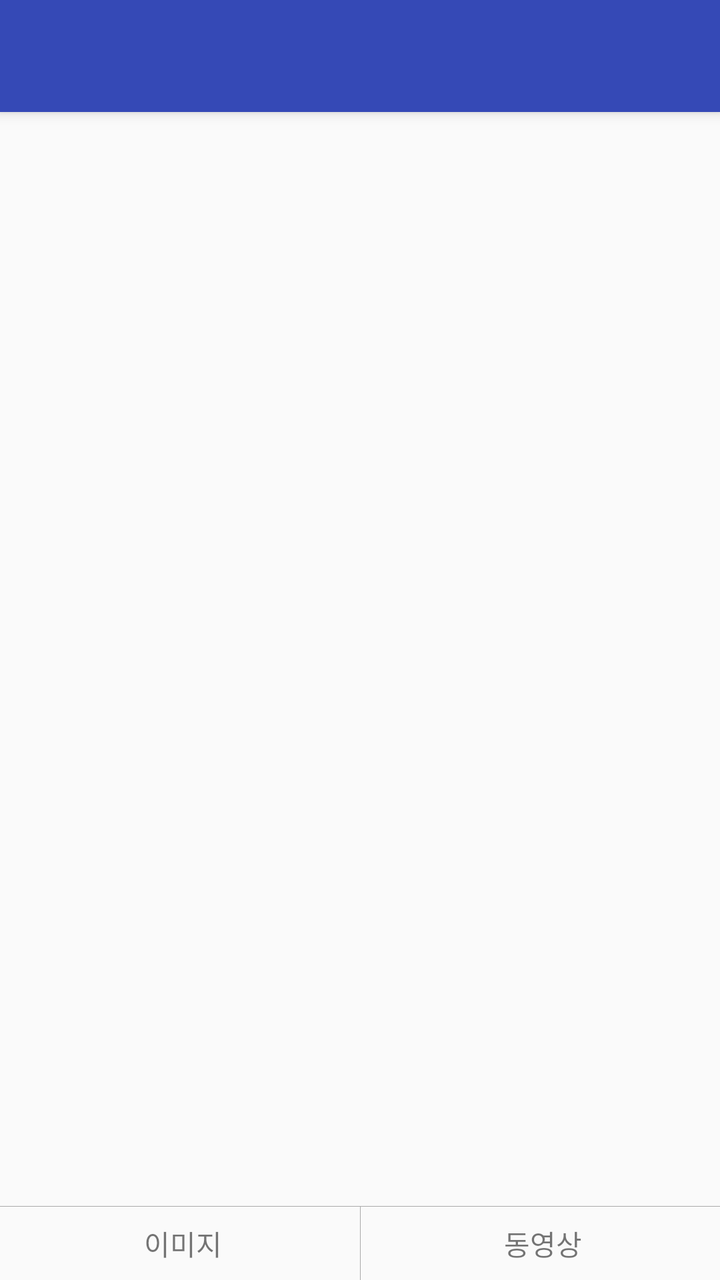
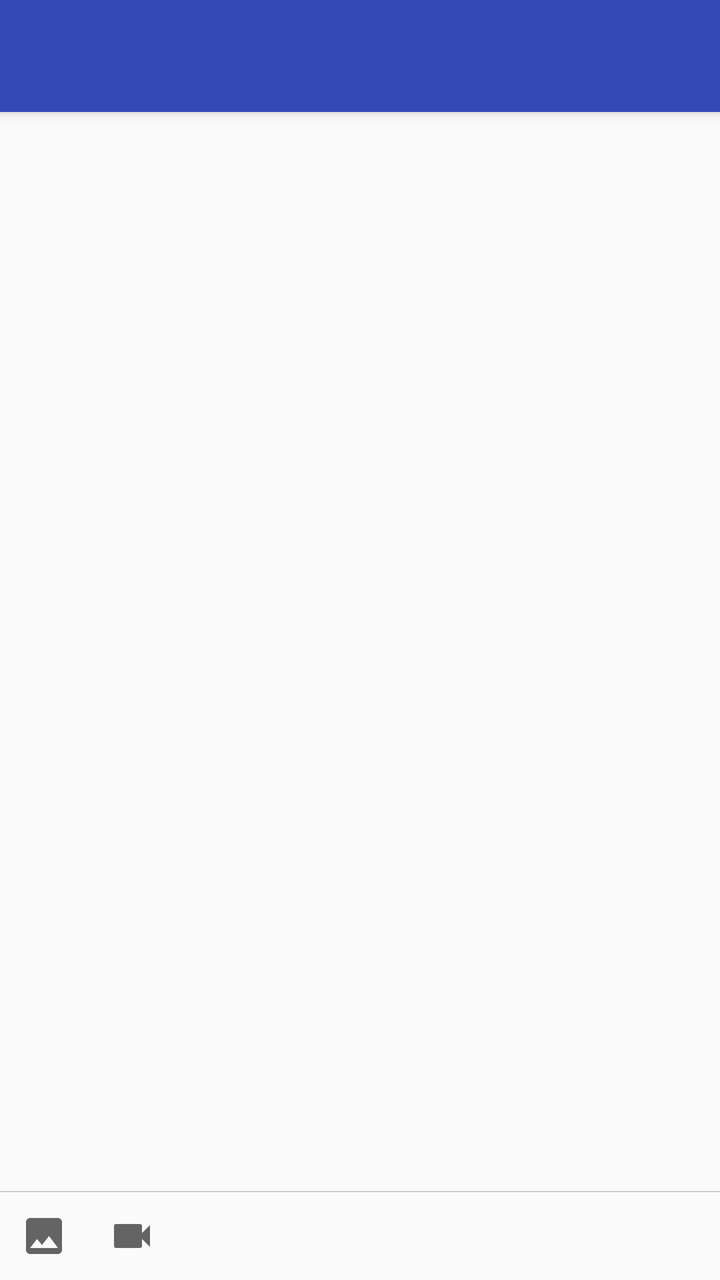

The first picture is an Android layout as it rendered before a commit; the second is the same layout after the commit. The layout source and the unified diff follow.
<!-- AndroidManifest.xml: activity theme AppTheme.NoActionBar -->
<!-- res/layout/activity_create_article.xml -->
<?xml version="1.0" encoding="utf-8"?>
<layout
        xmlns:android="http://schemas.android.com/apk/res/android"
        xmlns:app="http://schemas.android.com/apk/res-auto"
        xmlns:tools="http://schemas.android.com/tools"
        tools:context=".activity.CreateArticleActivity">

    <data>
        <variable
                name="viewModel"
                type="com.hhp227.yu_minigroup.viewmodel.CreateArticleViewModel" />

        <variable
                name="handler"
                type="com.hhp227.yu_minigroup.handler.OnActivityCreateArticleEventListener" />
    </data>

    <androidx.coordinatorlayout.widget.CoordinatorLayout
            android:layout_width="match_parent"
            android:layout_height="match_parent">

        <com.google.android.material.appbar.AppBarLayout
                android:layout_height="wrap_content"
                android:layout_width="match_parent"
                android:theme="@style/AppTheme.AppBarOverlay">

            <androidx.appcompat.widget.Toolbar
                    android:id="@+id/toolbar"
                    android:layout_width="match_parent"
                    android:layout_height="?attr/actionBarSize"
                    android:background="?attr/colorPrimary"
                    app:popupTheme="@style/AppTheme.PopupOverlay" />

        </com.google.android.material.appbar.AppBarLayout>

        <androidx.constraintlayout.widget.ConstraintLayout
                android:layout_width="match_parent"
                android:layout_height="match_parent"
                app:layout_behavior="@string/appbar_scrolling_view_behavior">

            <LinearLayout
                    android:layout_width="match_parent"
                    android:layout_height="match_parent"
                    android:orientation="vertical">

                
                <androidx.recyclerview.widget.RecyclerView
                        android:id="@+id/rv_write"
                        android:layout_width="match_parent"
                        android:layout_height="0dp"
                        android:layout_weight="1"
                        android:divider="@null"
                        app:layoutManager="androidx.recyclerview.widget.LinearLayoutManager" />

                <View
                        android:layout_width="match_parent"
                        android:layout_height="1px"
                        android:background="@android:color/darker_gray" />

                <LinearLayout
                        android:layout_width="match_parent"
                        android:layout_height="wrap_content"
                        android:layout_weight="0"
                        android:gravity="center_vertical"
                        android:orientation="horizontal">

                    <LinearLayout
                            android:id="@+id/ll_image"
                            android:layout_width="match_parent"
                            android:layout_height="wrap_content"
                            android:layout_weight="1"
                            android:gravity="center"
                            android:orientation="horizontal"
                            android:paddingBottom="8dp"
                            android:paddingLeft="12dp"
                            android:paddingRight="12dp"
                            android:paddingTop="8dp"
                            android:clickable="true"
                            android:focusable="true"
                            android:foreground="?android:attr/selectableItemBackground"
                            android:onClick="@{handler::onImageClick}">

                        <TextView
                                android:id="@+id/tv_image"
                                android:layout_width="wrap_content"
                                android:layout_height="wrap_content"
                                android:layout_marginStart="3dp"
                                android:text="이미지" />

                    </LinearLayout>

                    <LinearLayout
                            android:layout_width="1px"
                            android:layout_height="match_parent"
                            android:background="@android:color/darker_gray" />

                    <LinearLayout
                            android:id="@+id/ll_video"
                            android:layout_width="match_parent"
                            android:layout_height="wrap_content"
                            android:layout_weight="1"
                            android:gravity="center"
                            android:orientation="horizontal"
                            android:paddingBottom="8dp"
                            android:paddingLeft="12dp"
                            android:paddingRight="12dp"
                            android:paddingTop="8dp"
                            android:clickable="true"
                            android:focusable="true"
                            android:foreground="?android:attr/selectableItemBackground"
                            android:onClick="@{handler::onVideoClick}">

                        <TextView
                                android:id="@+id/tv_video"
                                android:layout_width="wrap_content"
                                android:layout_height="wrap_content"
                                android:layout_marginStart="3dp"
                                android:text="동영상" />

                    </LinearLayout>

                </LinearLayout>

            </LinearLayout>

        </androidx.constraintlayout.widget.ConstraintLayout>

    </androidx.coordinatorlayout.widget.CoordinatorLayout>

</layout>
<!-- resources referenced by this layout -->
<resources>
  <style name="AppTheme.AppBarOverlay" parent="ThemeOverlay.AppCompat.Dark.ActionBar" />
  <style name="AppTheme.PopupOverlay" parent="ThemeOverlay.AppCompat.Light" />
  <style name="AppTheme.NoActionBar">
          <item name="windowActionBar">false</item>
          <item name="windowNoTitle">true</item>
      </style>
</resources>

<!-- the commit's change to res/layout/activity_create_article.xml (unified diff, before → after) -->
@@ -64,60 +64,25 @@
                         android:gravity="center_vertical"
                         android:orientation="horizontal">
 
-                    <LinearLayout
-                            android:id="@+id/ll_image"
-                            android:layout_width="match_parent"
+                    <ImageButton
+                            android:id="@+id/ib_image"
+                            android:layout_width="wrap_content"
                             android:layout_height="wrap_content"
-                            android:layout_weight="1"
-                            android:gravity="center"
-                            android:orientation="horizontal"
-                            android:paddingBottom="8dp"
-                            android:paddingLeft="12dp"
-                            android:paddingRight="12dp"
-                            android:paddingTop="8dp"
-                            android:clickable="true"
-                            android:focusable="true"
-                            android:foreground="?android:attr/selectableItemBackground"
-                            android:onClick="@{handler::onImageClick}">
+                            android:padding="10dp"
+                            android:src="@drawable/ic_baseline_insert_photo_24"
+                            android:background="?android:attr/selectableItemBackgroundBorderless"
+                            android:contentDescription="이미지"
+                            android:onClick="@{handler::onImageClick}" />
 
-                        <TextView
-                                android:id="@+id/tv_image"
-                                android:layout_width="wrap_content"
-                                android:layout_height="wrap_content"
-                                android:layout_marginStart="3dp"
-                                android:text="이미지" />
-
-                    </LinearLayout>
-
-                    <LinearLayout
-                            android:layout_width="1px"
-                            android:layout_height="match_parent"
-                            android:background="@android:color/darker_gray" />
-
-                    <LinearLayout
-                            android:id="@+id/ll_video"
-                            android:layout_width="match_parent"
+                    <ImageButton
+                            android:id="@+id/ib_video"
+                            android:layout_width="wrap_content"
                             android:layout_height="wrap_content"
-                            android:layout_weight="1"
-                            android:gravity="center"
-                            android:orientation="horizontal"
-                            android:paddingBottom="8dp"
-                            android:paddingLeft="12dp"
-                            android:paddingRight="12dp"
-                            android:paddingTop="8dp"
-                            android:clickable="true"
-                            android:focusable="true"
-                            android:foreground="?android:attr/selectableItemBackground"
-                            android:onClick="@{handler::onVideoClick}">
-
-                        <TextView
-                                android:id="@+id/tv_video"
-                                android:layout_width="wrap_content"
-                                android:layout_height="wrap_content"
-                                android:layout_marginStart="3dp"
-                                android:text="동영상" />
-
-                    </LinearLayout>
+                            android:padding="10dp"
+                            android:src="@drawable/ic_baseline_videocam_24"
+                            android:background="?android:attr/selectableItemBackgroundBorderless"
+                            android:contentDescription="동영상"
+                            android:onClick="@{handler::onVideoClick}" />
 
                 </LinearLayout>
 
<!-- resource entries referenced after the edit -->
@@ -1,5 +1,27 @@
 <!-- resources referenced by this layout -->
 <resources>
+  <!-- drawable ic_baseline_insert_photo_24 (drawable) -->
+  <vector xmlns:android="http://schemas.android.com/apk/res/android"
+      android:width="24dp"
+      android:height="24dp"
+      android:viewportWidth="24"
+      android:viewportHeight="24"
+      android:tint="?attr/colorControlNormal">
+    <path
+        android:fillColor="@android:color/white"
+        android:pathData="M21,19V5c0,-1.1 -0.9,-2 -2,-2H5c-1.1,0 -2,0.9 -2,2v14c0,1.1 0.9,2 2,2h14c1.1,0 2,-0.9 2,-2zM8.5,13.5l2.5,3.01L14.5,12l4.5,6H5l3.5,-4.5z"/>
+  </vector>
+  <!-- drawable ic_baseline_videocam_24 (drawable) -->
+  <vector xmlns:android="http://schemas.android.com/apk/res/android"
+      android:width="24dp"
+      android:height="24dp"
+      android:viewportWidth="24"
+      android:viewportHeight="24"
+      android:tint="?attr/colorControlNormal">
+    <path
+        android:fillColor="@android:color/white"
+        android:pathData="M17,10.5V7c0,-0.55 -0.45,-1 -1,-1H4c-0.55,0 -1,0.45 -1,1v10c0,0.55 0.45,1 1,1h12c0.55,0 1,-0.45 1,-1v-3.5l4,4v-11l-4,4z"/>
+  </vector>
   <style name="AppTheme.AppBarOverlay" parent="ThemeOverlay.AppCompat.Dark.ActionBar" />
   <style name="AppTheme.PopupOverlay" parent="ThemeOverlay.AppCompat.Light" />
   <style name="AppTheme.NoActionBar">
